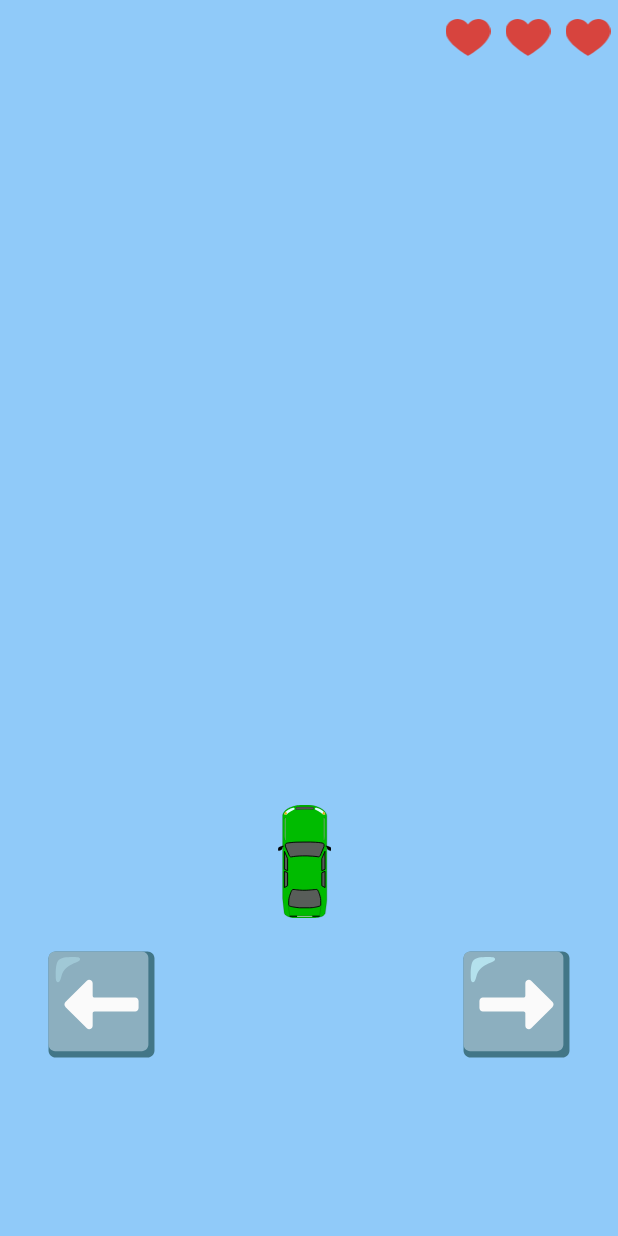
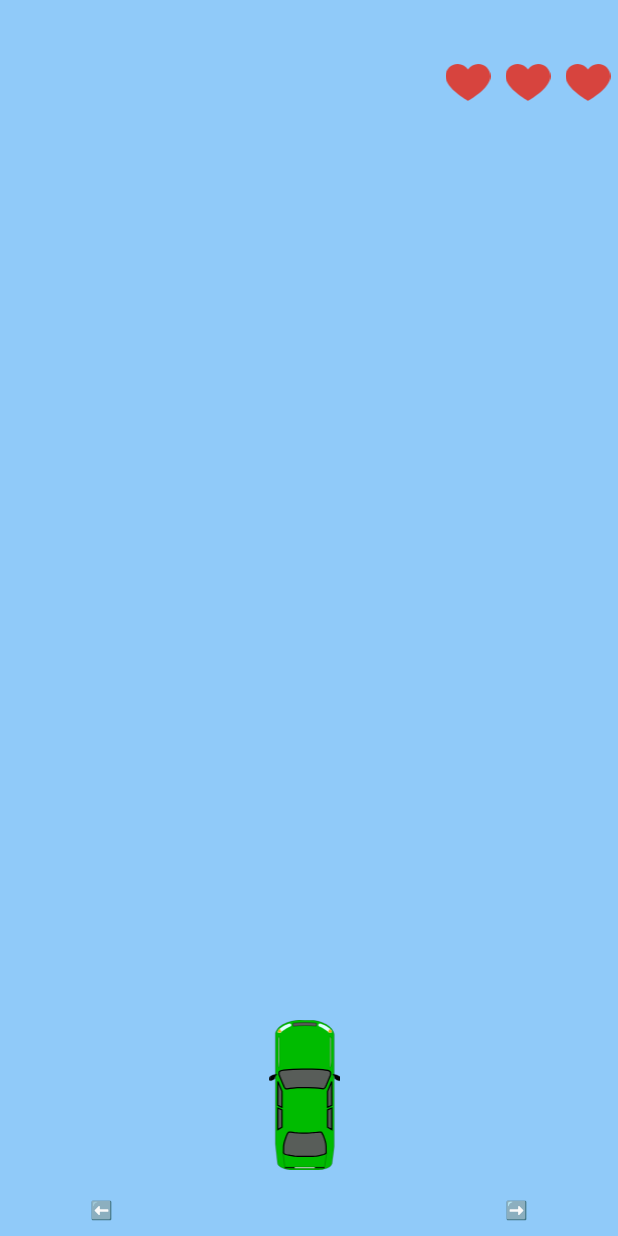
Before and after one commit to Novanard/Three-Lane-Road, an Android app: the screen it shows after launch (MainActivity), on a phone screen of 412 x 824 dp. Run offline under Robolectric (Android 15) with nearby library versions, the phone set to English and light mode, and no system bars.

Commit message:
Bug fixes in the UI

```diff
--- a/app/src/main/res/layout/activity_main.xml
+++ b/app/src/main/res/layout/activity_main.xml
@@ -11,7 +11,7 @@
     <androidx.appcompat.widget.LinearLayoutCompat
         android:id="@+id/heartLayout"
         android:layout_width="120dp"
-        android:layout_height="40dp"
+        android:layout_height="wrap_content"
         android:layout_alignParentRight="true"
         android:layout_marginTop="@dimen/heart_margin">
     <androidx.appcompat.widget.AppCompatImageView
--- a/app/src/main/res/values/dimens.xml
+++ b/app/src/main/res/values/dimens.xml
@@ -2,9 +2,9 @@
 <resources>
     <dimen name="heart_icon_width">40dp</dimen>
     <dimen name="heart_icon_height">30dp</dimen>
-    <dimen name="heart_margin">10dp</dimen>
+    <dimen name="heart_margin">40dp</dimen>
     <dimen name="heartLayout_width">120dp</dimen>
-    <dimen name="stone_height">75dp</dimen>
+    <dimen name="stone_height">100dp</dimen>
     <dimen name="stone_width">115dp</dimen>
     <dimen name="stone_margin">10dp</dimen>
 
```
